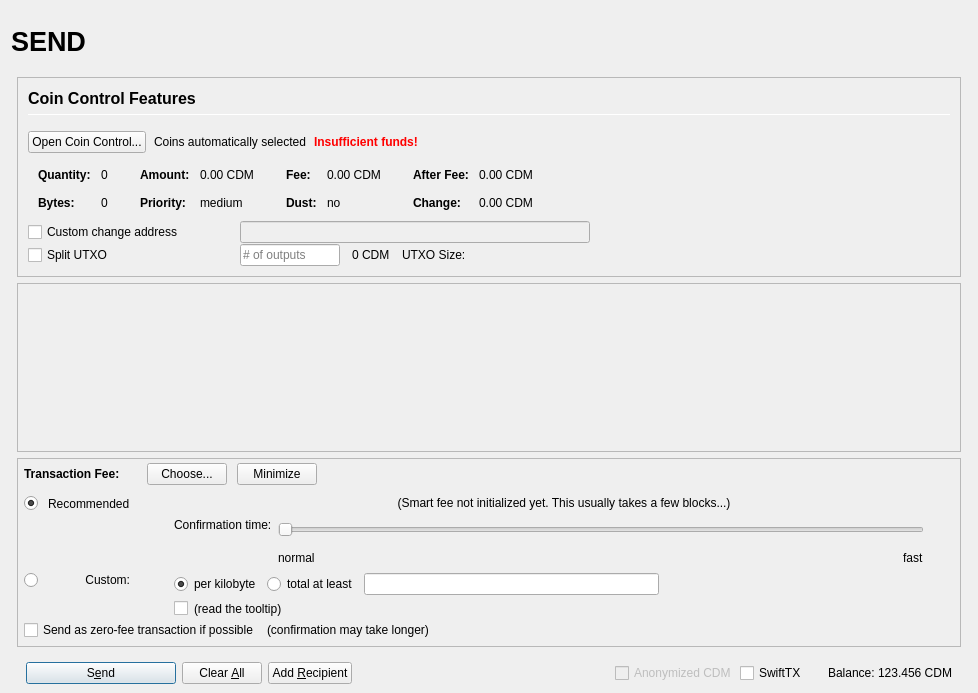
First picture: the form in src/qt/forms/sendcoinsdialog.ui, repository gitter-badger/CatalystCore, before the edit.
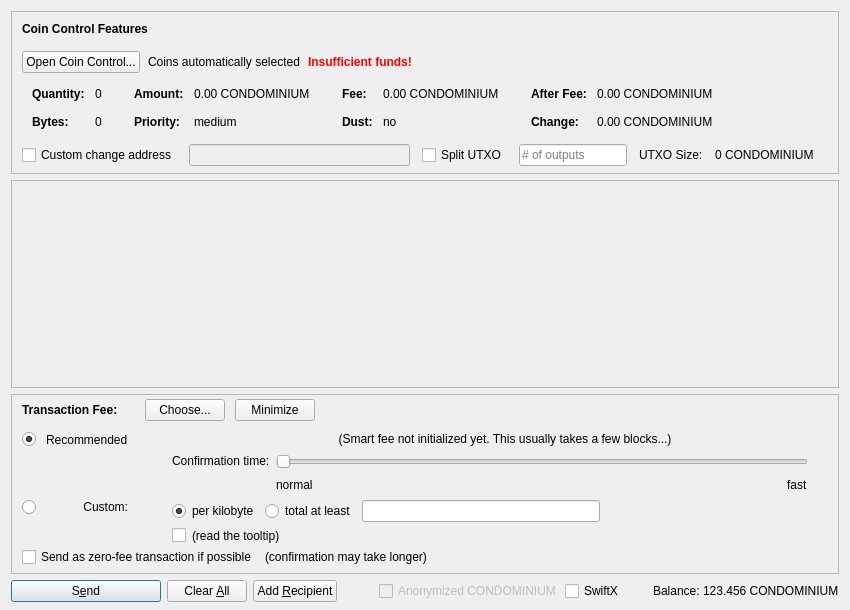
Second picture: the form after the edit. Icons and pictures are not drawn. Custom widgets are drawn as their Qt base class.

What changed in the file:
```diff
--- a/src/qt/forms/sendcoinsdialog.ui
+++ b/src/qt/forms/sendcoinsdialog.ui
@@ -6,148 +6,16 @@
    <rect>
     <x>0</x>
     <y>0</y>
-    <width>978</width>
-    <height>693</height>
+    <width>850</width>
+    <height>610</height>
    </rect>
   </property>
   <property name="windowTitle">
    <string>Send Coins</string>
   </property>
-  <layout class="QVBoxLayout" name="verticalLayout" stretch="0">
+  <layout class="QVBoxLayout" name="verticalLayout" stretch="0,1,0,0">
    <property name="bottomMargin">
-    <number>9</number>
-   </property>
-   <item>
-    <layout class="QVBoxLayout" name="verticalLayout_Master" stretch="0,1">
-     <property name="spacing">
-      <number>0</number>
-     </property>
-     <property name="leftMargin">
-      <number>0</number>
-     </property>
-     <property name="topMargin">
-      <number>0</number>
-     </property>
-     <property name="rightMargin">
-      <number>0</number>
-     </property>
-     <property name="bottomMargin">
-      <number>0</number>
-     </property>
-     <item>
-      <widget class="QFrame" name="frame_Header">
-       <layout class="QVBoxLayout" name="verticalLayout_Header" stretch="0">
-        <property name="leftMargin">
-         <number>0</number>
-        </property>
-        <property name="topMargin">
-         <number>0</number>
-        </property>
-        <property name="rightMargin">
-         <number>0</number>
-        </property>
-        <property name="bottomMargin">
-         <number>0</number>
-        </property>
-        <item>
-         <layout class="QHBoxLayout" name="horizontalLayout_Header" stretch="1,0,1">
-          <property name="spacing">
-           <number>6</number>
-          </property>
-          <item>
-           <widget class="QLabel" name="labelOverviewHeaderLeft">
-            <property name="minimumSize">
-             <size>
-              <width>464</width>
-              <height>60</height>
-             </size>
-            </property>
-            <property name="maximumSize">
-             <size>
-              <width>16777215</width>
-              <height>60</height>
-             </size>
-            </property>
-            <property name="font">
-             <font>
-              <pointsize>20</pointsize>
-              <weight>75</weight>
-              <bold>true</bold>
-             </font>
-            </property>
-            <property name="text">
-             <string>SEND</string>
-            </property>
-            <property name="alignment">
-             <set>Qt::AlignLeading|Qt::AlignLeft|Qt::AlignVCenter</set>
-            </property>
-           </widget>
-          </item>
-          <item>
-           <spacer name="horizontalSpacer_Header">
-            <property name="orientation">
-             <enum>Qt::Horizontal</enum>
-            </property>
-            <property name="sizeHint" stdset="0">
-             <size>
-              <width>40</width>
-              <height>20</height>
-             </size>
-            </property>
-           </spacer>
-          </item>
-          <item>
-           <widget class="QLabel" name="labelOverviewHeaderRight">
-            <property name="minimumSize">
-             <size>
-              <width>464</width>
-              <height>60</height>
-             </size>
-            </property>
-            <property name="maximumSize">
-             <size>
-              <width>16777215</width>
-              <height>60</height>
-             </size>
-            </property>
-            <property name="font">
-             <font>
-              <pointsize>14</pointsize>
-             </font>
-            </property>
-            <property name="text">
-             <string/>
-            </property>
-            <property name="alignment">
-             <set>Qt::AlignRight|Qt::AlignTrailing|Qt::AlignVCenter</set>
-            </property>
-           </widget>
-          </item>
-         </layout>
-        </item>
-       </layout>
-      </widget>
-     </item>
-     <item>
-      <widget class="QFrame" name="frame_BG">
-       <property name="minimumSize">
-        <size>
-         <width>0</width>
-         <height>0</height>
-        </size>
-       </property>
-       <layout class="QVBoxLayout" name="layout_BG" stretch="0,0,0,0">
-        <property name="leftMargin">
-         <number>6</number>
-        </property>
-        <property name="topMargin">
-         <number>6</number>
-        </property>
-        <property name="rightMargin">
-         <number>6</number>
-        </property>
-        <property name="bottomMargin">
-         <number>0</number>
+    <number>8</number>
         </property>
         <item>
          <widget class="QFrame" name="frameCoinControl">
@@ -183,13 +51,12 @@
             <number>0</number>
            </property>
            <property name="bottomMargin">
-            <number>0</number>
+       <number>6</number>
            </property>
            <item>
-            <widget class="QFrame" name="frameCoinControl_BG">
-             <layout class="QVBoxLayout" name="verticalLayoutCoinControl" stretch="0,0,0,0,0,0">
+       <layout class="QVBoxLayout" name="verticalLayoutCoinControl" stretch="0,0,0,0,1">
               <property name="spacing">
-               <number>1</number>
+         <number>0</number>
               </property>
               <property name="leftMargin">
                <number>10</number>
@@ -203,11 +70,6 @@
                  <number>15</number>
                 </property>
                 <item>
-                 <layout class="QVBoxLayout" name="verticalLayout_3">
-                  <property name="spacing">
-                   <number>6</number>
-                  </property>
-                  <item>
                    <widget class="QLabel" name="labelCoinControlFeatures">
                     <property name="sizePolicy">
                      <sizepolicy hsizetype="Preferred" vsizetype="Maximum">
@@ -215,15 +77,8 @@
                       <verstretch>0</verstretch>
                      </sizepolicy>
                     </property>
-                    <property name="minimumSize">
-                     <size>
-                      <width>0</width>
-                      <height>20</height>
-                     </size>
-                    </property>
                     <property name="font">
                      <font>
-                      <pointsize>12</pointsize>
                       <weight>75</weight>
                       <bold>true</bold>
                      </font>
@@ -236,27 +91,6 @@
                     </property>
                    </widget>
                   </item>
-                  <item>
-                   <widget class="Line" name="line">
-                    <property name="minimumSize">
-                     <size>
-                      <width>0</width>
-                      <height>1</height>
-                     </size>
-                    </property>
-                    <property name="maximumSize">
-                     <size>
-                      <width>16777215</width>
-                      <height>1</height>
-                     </size>
-                    </property>
-                    <property name="orientation">
-                     <enum>Qt::Horizontal</enum>
-                    </property>
-                   </widget>
-                  </item>
-                 </layout>
-                </item>
                </layout>
               </item>
               <item>
@@ -490,7 +324,7 @@
                         <enum>Qt::ActionsContextMenu</enum>
                        </property>
                        <property name="text">
-                        <string notr="true">0.00 CDM</string>
+                  <string notr="true">0.00 CONDOMINIUM</string>
                        </property>
                        <property name="textInteractionFlags">
                         <set>Qt::LinksAccessibleByMouse|Qt::TextSelectableByKeyboard|Qt::TextSelectableByMouse</set>
@@ -570,7 +404,7 @@
                         <enum>Qt::ActionsContextMenu</enum>
                        </property>
                        <property name="text">
-                        <string notr="true">0.00 CDM</string>
+                  <string notr="true">0.00 CONDOMINIUM</string>
                        </property>
                        <property name="textInteractionFlags">
                         <set>Qt::LinksAccessibleByMouse|Qt::TextSelectableByKeyboard|Qt::TextSelectableByMouse</set>
@@ -650,7 +484,7 @@
                         <enum>Qt::ActionsContextMenu</enum>
                        </property>
                        <property name="text">
-                        <string notr="true">0.00 CDM</string>
+                  <string notr="true">0.00 CONDOMINIUM</string>
                        </property>
                        <property name="textInteractionFlags">
                         <set>Qt::LinksAccessibleByMouse|Qt::TextSelectableByKeyboard|Qt::TextSelectableByMouse</set>
@@ -679,7 +513,7 @@
                         <enum>Qt::ActionsContextMenu</enum>
                        </property>
                        <property name="text">
-                        <string notr="true">0.00 CDM</string>
+                  <string notr="true">0.00 CONDOMINIUM</string>
                        </property>
                        <property name="textInteractionFlags">
                         <set>Qt::LinksAccessibleByMouse|Qt::TextSelectableByKeyboard|Qt::TextSelectableByMouse</set>
@@ -694,7 +528,7 @@
                </widget>
               </item>
               <item>
-               <layout class="QHBoxLayout" name="horizontalLayoutCoinControl4">
+         <layout class="QHBoxLayout" name="horizontalLayoutCoinControl4" stretch="0,0,0,0,0,0,0">
                 <property name="spacing">
                  <number>12</number>
                 </property>
@@ -702,31 +536,13 @@
                  <enum>QLayout::SetDefaultConstraint</enum>
                 </property>
                 <property name="topMargin">
-                 <number>0</number>
+           <number>5</number>
                 </property>
                 <property name="rightMargin">
-                 <number>0</number>
+           <number>5</number>
                 </property>
                 <item>
                  <widget class="QCheckBox" name="checkBoxCoinControlChange">
-                  <property name="sizePolicy">
-                   <sizepolicy hsizetype="Preferred" vsizetype="Preferred">
-                    <horstretch>0</horstretch>
-                    <verstretch>0</verstretch>
-                   </sizepolicy>
-                  </property>
-                  <property name="minimumSize">
-                   <size>
-                    <width>200</width>
-                    <height>0</height>
-                   </size>
-                  </property>
-                  <property name="maximumSize">
-                   <size>
-                    <width>200</width>
-                    <height>16777215</height>
-                   </size>
-                  </property>
                   <property name="toolTip">
                    <string>If this is activated, but the change address is empty or invalid, change will be sent to a newly generated address.</string>
                   </property>
@@ -741,71 +557,15 @@
                    <bool>false</bool>
                   </property>
                   <property name="sizePolicy">
-                   <sizepolicy hsizetype="Preferred" vsizetype="Preferred">
+             <sizepolicy hsizetype="Expanding" vsizetype="Fixed">
                     <horstretch>0</horstretch>
                     <verstretch>0</verstretch>
                    </sizepolicy>
                   </property>
-                  <property name="minimumSize">
-                   <size>
-                    <width>300</width>
-                    <height>0</height>
-                   </size>
-                  </property>
-                 </widget>
-                </item>
-                <item>
-                 <widget class="QLabel" name="labelCoinControlChangeLabel">
-                  <property name="sizePolicy">
-                   <sizepolicy hsizetype="Preferred" vsizetype="Preferred">
-                    <horstretch>0</horstretch>
-                    <verstretch>0</verstretch>
-                   </sizepolicy>
-                  </property>
-                  <property name="minimumSize">
-                   <size>
-                    <width>100</width>
-                    <height>0</height>
-                   </size>
-                  </property>
-                  <property name="text">
-                   <string/>
-                  </property>
-                  <property name="margin">
-                   <number>3</number>
-                  </property>
-                 </widget>
-                </item>
-               </layout>
-              </item>
-              <item>
-               <layout class="QHBoxLayout" name="horizontalLayoutCoinControl6">
-                <property name="spacing">
-                 <number>12</number>
-                </property>
-                <property name="rightMargin">
-                 <number>0</number>
-                </property>
+           </widget>
+          </item>
                 <item>
                  <widget class="QCheckBox" name="splitBlockCheckBox">
-                  <property name="sizePolicy">
-                   <sizepolicy hsizetype="Preferred" vsizetype="Preferred">
-                    <horstretch>0</horstretch>
-                    <verstretch>0</verstretch>
-                   </sizepolicy>
-                  </property>
-                  <property name="minimumSize">
-                   <size>
-                    <width>200</width>
-                    <height>0</height>
-                   </size>
-                  </property>
-                  <property name="maximumSize">
-                   <size>
-                    <width>200</width>
-                    <height>16777215</height>
-                   </size>
-                  </property>
                   <property name="text">
                    <string>Split UTXO</string>
                   </property>
@@ -814,35 +574,16 @@
                 <item>
                  <widget class="QLineEdit" name="splitBlockLineEdit">
                   <property name="sizePolicy">
-                   <sizepolicy hsizetype="Preferred" vsizetype="Preferred">
+             <sizepolicy hsizetype="Fixed" vsizetype="Fixed">
                     <horstretch>50</horstretch>
                     <verstretch>0</verstretch>
                    </sizepolicy>
                   </property>
-                  <property name="minimumSize">
-                   <size>
-                    <width>100</width>
-                    <height>0</height>
-                   </size>
-                  </property>
-                  <property name="maximumSize">
-                   <size>
-                    <width>100</width>
-                    <height>16777215</height>
-                   </size>
-                  </property>
                   <property name="placeholderText">
                    <string># of outputs</string>
                   </property>
                  </widget>
                 </item>
-                <item>
-                 <widget class="QLabel" name="labelBlockSize">
-                  <property name="text">
-                   <string>0 CDM</string>
-                  </property>
-                 </widget>
-                </item>
                 <item>
                  <widget class="QLabel" name="labelBlockSizeText">
                   <property name="text">
@@ -851,17 +592,33 @@
                  </widget>
                 </item>
                 <item>
-                 <spacer name="horizontalSpacer_7">
-                  <property name="orientation">
-                   <enum>Qt::Horizontal</enum>
-                  </property>
-                  <property name="sizeHint" stdset="0">
+           <widget class="QLabel" name="labelBlockSize">
+            <property name="text">
+             <string>0 CONDOMINIUM</string>
+            </property>
+           </widget>
+          </item>
+          <item>
+           <widget class="QLabel" name="labelCoinControlChangeLabel">
+            <property name="sizePolicy">
+             <sizepolicy hsizetype="Preferred" vsizetype="Expanding">
+              <horstretch>0</horstretch>
+              <verstretch>0</verstretch>
+             </sizepolicy>
+            </property>
+            <property name="minimumSize">
                    <size>
-                    <width>40</width>
-                    <height>20</height>
-                   </size>
-                  </property>
-                 </spacer>
+              <width>0</width>
+              <height>0</height>
+             </size>
+            </property>
+            <property name="text">
+             <string/>
+            </property>
+            <property name="margin">
+             <number>3</number>
+            </property>
+           </widget>
                 </item>
                </layout>
               </item>
@@ -879,7 +636,6 @@
                </spacer>
               </item>
              </layout>
-            </widget>
            </item>
           </layout>
          </widget>
@@ -894,8 +650,8 @@
             <rect>
              <x>0</x>
              <y>0</y>
-             <width>944</width>
-             <height>68</height>
+        <width>830</width>
+        <height>113</height>
             </rect>
            </property>
            <layout class="QVBoxLayout" name="verticalLayout_2" stretch="0,1">
@@ -977,14 +733,11 @@
               <number>0</number>
              </property>
              <property name="leftMargin">
-              <number>6</number>
+         <number>10</number>
              </property>
              <property name="topMargin">
               <number>0</number>
              </property>
-             <property name="rightMargin">
-              <number>6</number>
-             </property>
              <item>
               <layout class="QHBoxLayout" name="horizontalLayoutFee1">
                <property name="bottomMargin">
@@ -1330,12 +1083,6 @@
                         </property>
                         <item>
                          <widget class="QSlider" name="sliderSmartFee">
-                          <property name="minimumSize">
-                           <size>
-                            <width>0</width>
-                            <height>24</height>
-                           </size>
-                          </property>
                           <property name="minimum">
                            <number>0</number>
                           </property>
@@ -1552,11 +1299,7 @@
          </widget>
         </item>
         <item>
-         <widget class="QFrame" name="frame_Send">
           <layout class="QHBoxLayout" name="horizontalLayout">
-           <property name="bottomMargin">
-            <number>0</number>
-           </property>
            <item>
             <widget class="QPushButton" name="sendButton">
              <property name="minimumSize">
@@ -1647,7 +1390,7 @@
                 <bool>false</bool>
                </property>
                <property name="text">
-                <string>Anonymized CDM</string>
+          <string>Anonymized CONDOMINIUM</string>
                </property>
               </widget>
              </item>
@@ -1663,7 +1406,7 @@
                 </size>
                </property>
                <property name="text">
-                <string>SwiftTX</string>
+          <string>SwiftX</string>
                </property>
               </widget>
              </item>
@@ -1686,7 +1429,7 @@
                 <cursorShape>IBeamCursor</cursorShape>
                </property>
                <property name="text">
-                <string notr="true">123.456 CDM</string>
+          <string notr="true">123.456 CONDOMINIUM</string>
                </property>
                <property name="textInteractionFlags">
                 <set>Qt::LinksAccessibleByMouse|Qt::TextSelectableByKeyboard|Qt::TextSelectableByMouse</set>
@@ -1694,12 +1437,6 @@
               </widget>
              </item>
             </layout>
-           </item>
-          </layout>
-         </widget>
-        </item>
-       </layout>
-      </widget>
      </item>
     </layout>
    </item>
```
Left out of the diff: 6 changed lines with no effect on the pictures. Lines whose indentation alone changed are shown as unchanged.
